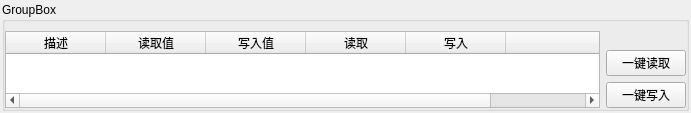
Above: widget/mwritereadtable.ui from a9876653/qt-j1939 before the change. Below: the same form after it.
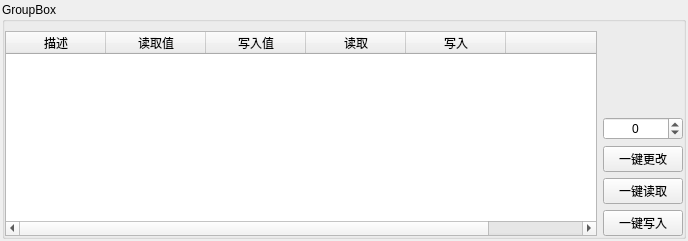
That is the form after the change.

Commit message: 添加一键修改功能

What changed in the file:
```diff
--- a/widget/mwritereadtable.ui
+++ b/widget/mwritereadtable.ui
@@ -6,8 +6,8 @@
    <rect>
     <x>0</x>
     <y>0</y>
-    <width>691</width>
-    <height>113</height>
+    <width>688</width>
+    <height>241</height>
    </rect>
   </property>
   <property name="windowTitle">
@@ -93,6 +93,26 @@
           </property>
          </spacer>
         </item>
+        <item>
+         <widget class="QSpinBox" name="spinBox">
+          <property name="alignment">
+           <set>Qt::AlignCenter</set>
+          </property>
+          <property name="minimum">
+           <number>-99999999</number>
+          </property>
+          <property name="maximum">
+           <number>999999999</number>
+          </property>
+         </widget>
+        </item>
+        <item>
+         <widget class="QPushButton" name="changeBtn">
+          <property name="text">
+           <string>一键更改</string>
+          </property>
+         </widget>
+        </item>
         <item>
          <widget class="QPushButton" name="readAllBtn">
           <property name="text">
```
The commit also changes 4 other files.
